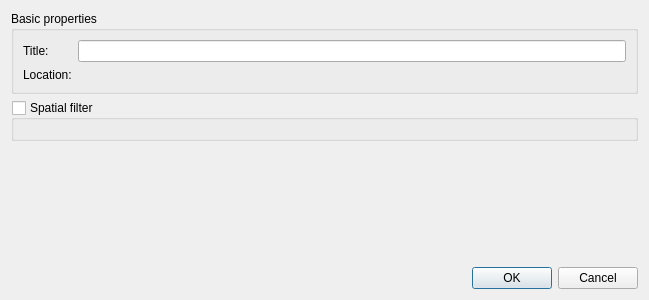
Qt form kart/gui/repopropertiesdialog.ui (koordinates/kart-qgis-plugin) before a commit.
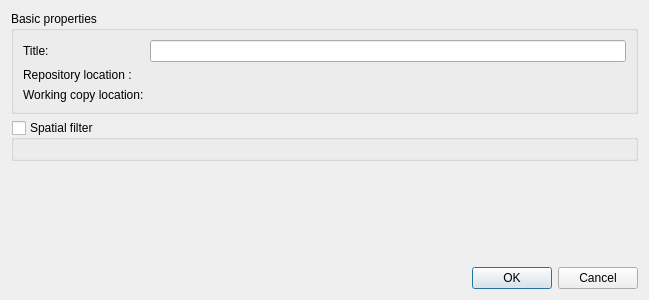
The same form after that commit.

Patch:
```diff
--- a/kart/gui/repopropertiesdialog.ui
+++ b/kart/gui/repopropertiesdialog.ui
@@ -33,12 +33,19 @@
       <item row="1" column="0">
        <widget class="QLabel" name="label_2">
         <property name="text">
-         <string>Location:</string>
+         <string>Repository location :</string>
         </property>
        </widget>
       </item>
-      <item row="1" column="2">
-       <widget class="QLabel" name="labelLocation">
+      <item row="2" column="0">
+       <widget class="QLabel" name="label_3">
+        <property name="text">
+         <string>Working copy location:</string>
+        </property>
+       </widget>
+      </item>
+      <item row="2" column="2">
+       <widget class="QLabel" name="labelWorkingCopyLocation">
         <property name="text">
          <string/>
         </property>
```
Left out of the diff: 7 changed lines with no effect on the pictures.
